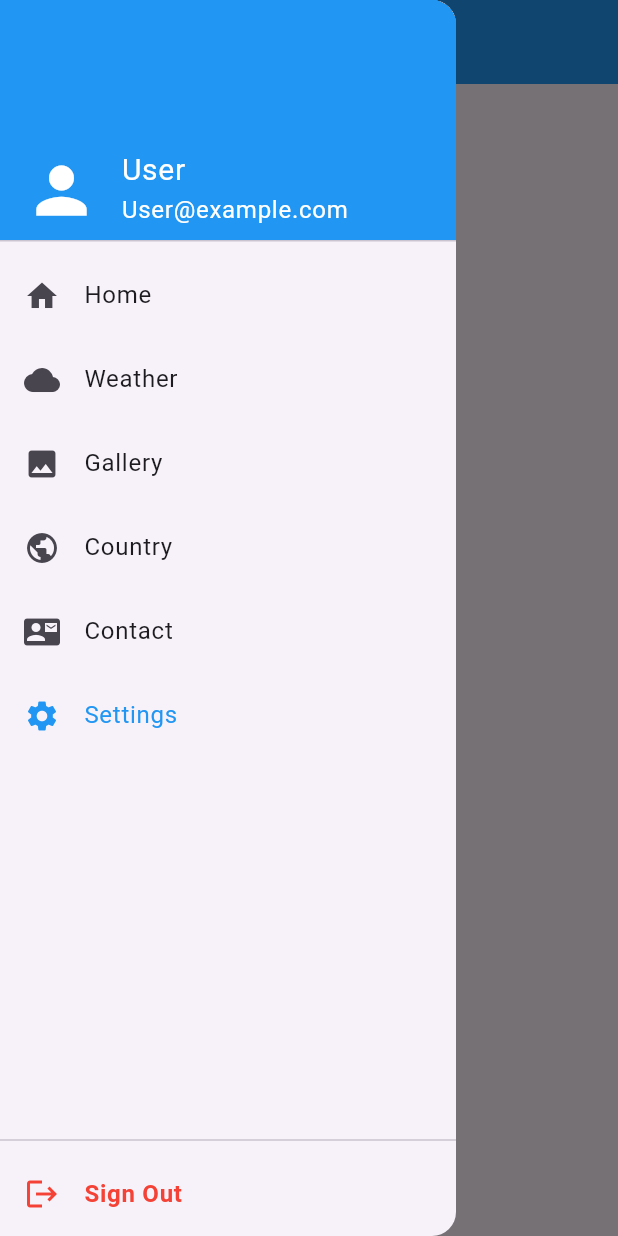
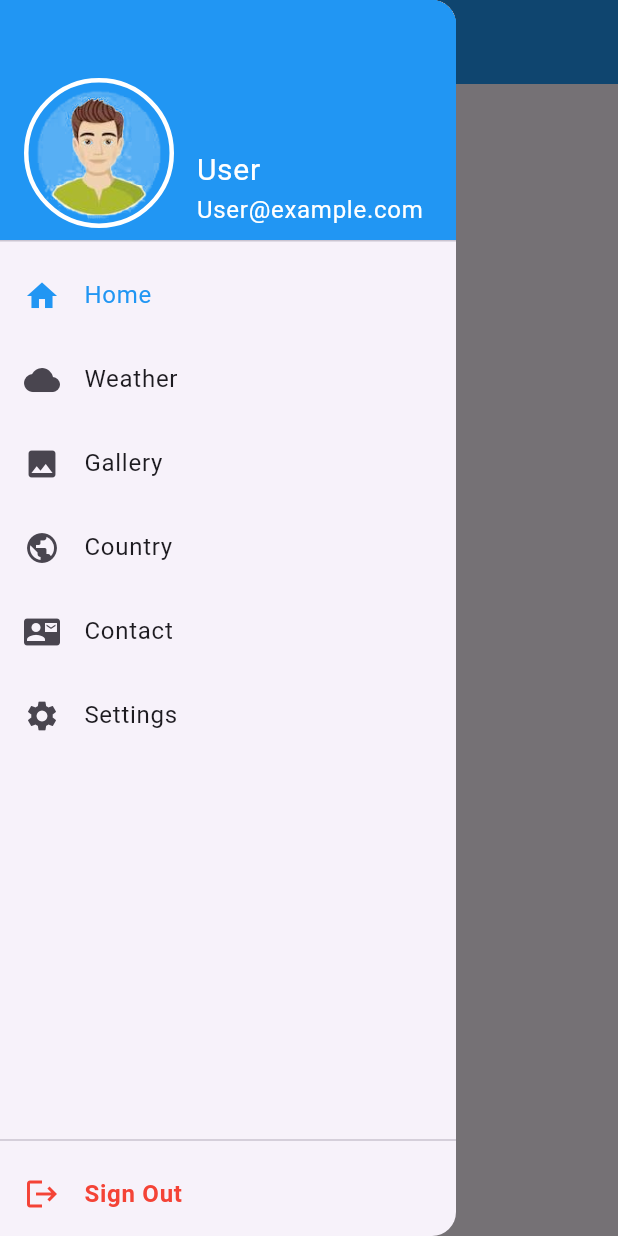
Before and after one commit to yazidi-abdelwaheb/weather-flutter-app, a Flutter app: the HomeIndex screen opened by its route, with the side drawer open, on a phone screen of 412 x 824 dp. Run offline on Flutter 3.47's test engine with Material 3 defaults, Android fonts, the phone set to English and light mode, and no system bars; our stand-ins replace shared_preferences; accounts and stored records are empty.

```diff
--- a/lib/UI/drawer.dart
+++ b/lib/UI/drawer.dart
@@ -20,14 +20,24 @@ class CustomDrawer extends StatelessWidget {
     return Drawer(
       child: Column(
         children: [
-          const DrawerHeader(
+          DrawerHeader(
             decoration: BoxDecoration(color: Colors.blue),
             child: Row(
               crossAxisAlignment: CrossAxisAlignment.end,
               children: [
-                Icon(Icons.person, size: 50, color: Colors.white),
+                Container(
+                  width: 100,
+                  height: 100,
+                  decoration: BoxDecoration(
+                    border: Border.all(color: Colors.white, width: 3),
+                    borderRadius: BorderRadius.all(Radius.circular(50)),
+                  ),
+                  child: Image(
+                    image: AssetImage("assets/avatar.png"),
+                  ),
+                ),
                 SizedBox(width: 15),
-                Column(
+                const Column(
                   mainAxisAlignment: MainAxisAlignment.end,
                   crossAxisAlignment: CrossAxisAlignment.start,
                   children: [
--- a/lib/pages/home/index.dart
+++ b/lib/pages/home/index.dart
@@ -24,7 +24,7 @@ class _HomeState extends State<HomeIndex> {
     );
   }
 
-  int selectedIndex = 5;
+  int selectedIndex = 0;
 
   @override
   Widget build(BuildContext context) {
```
Also changed, not shown: pubspec.yaml (+7 -2 lines), assets/avatar.png (added), assets/contact.png (added), assets/country.png (added), assets/gallery.png (added), assets/home.png, assets/setting.png (added), assets/weather.png (added).
